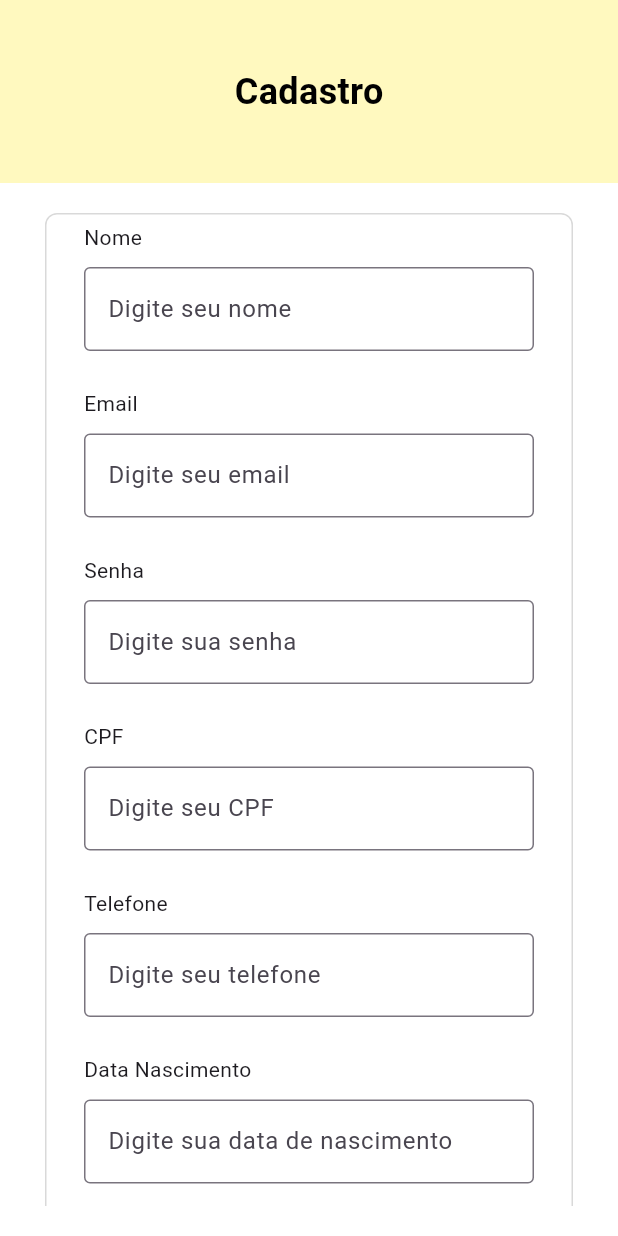
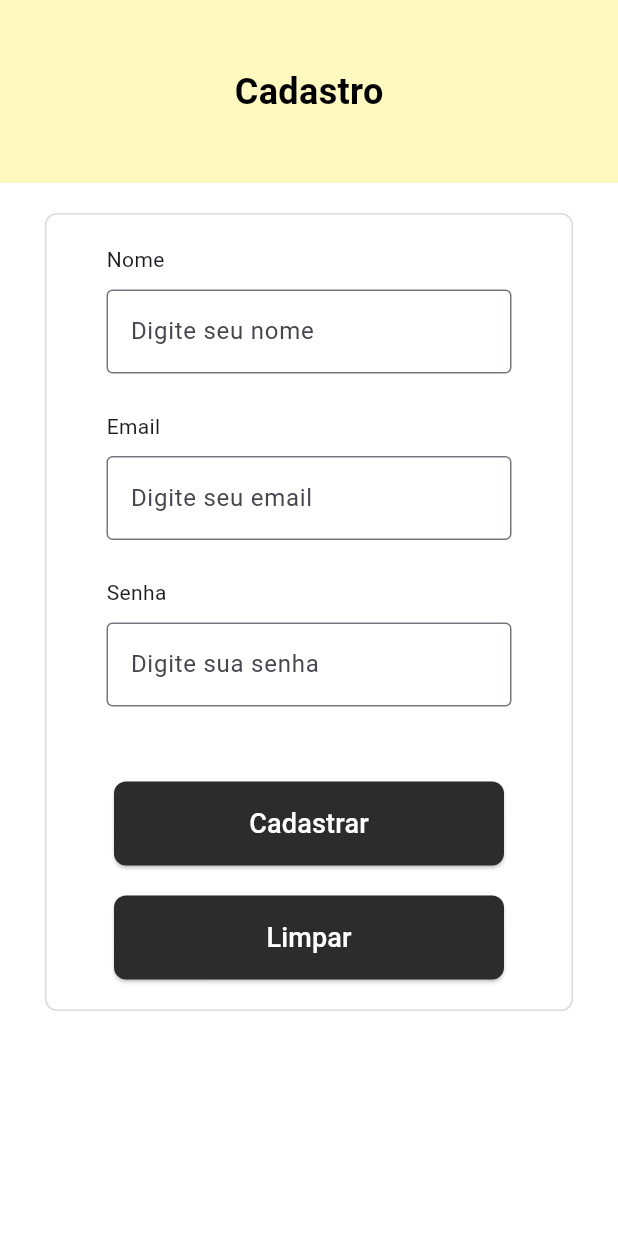
Before and after one commit to zhant-s-team/mobile, a Flutter app: the CadastroScreen screen opened directly, on a phone screen of 412 x 824 dp. Run offline on Flutter 3.47's test engine with Material 3 defaults, Android fonts, the phone set to English and light mode, and no system bars; our stand-ins replace shared_preferences; accounts and stored records are empty.

Commit message:
Correções!

```diff
--- a/lib/views/app_alterar_senha.dart
+++ b/lib/views/app_alterar_senha.dart
@@ -52,7 +52,7 @@ class HomeScreen extends StatelessWidget {
 
                   Padding(
                     padding: EdgeInsets.only(left: 25, right: 25, top: 5, bottom: 10),
-                    child: Text('Email'),
+                    child: Text('Senha Atual'),
                   ),
                   Padding(
                     padding: EdgeInsets.symmetric(horizontal: 25),
@@ -70,7 +70,7 @@ class HomeScreen extends StatelessWidget {
 
                   Padding(
                     padding: EdgeInsets.only(left: 25, right: 25, top: 25, bottom: 10),
-                    child: Text('Confirmar Email'),
+                    child: Text('Nova Senha'),
                   ),
 
                   Padding(
--- a/lib/views/app_cadastro.dart
+++ b/lib/views/app_cadastro.dart
@@ -20,7 +20,7 @@ class CadastroScreen extends StatelessWidget {
               ),
               borderRadius: BorderRadius.circular(8),
             ),
-            padding: const EdgeInsets.all(5.0),
+            padding: const EdgeInsets.all(20.0),
             child: Column(
               crossAxisAlignment: CrossAxisAlignment.start,
               children: [
@@ -71,120 +71,7 @@ class CadastroScreen extends StatelessWidget {
                     ),
                   ),
                 ),
-                SizedBox(height: 25),
-
-
-                Padding(
-                  padding: const EdgeInsets.only(bottom: 10.0, left: 20.0),
-                  child: Text('CPF'),
-                ),
-                Padding(
-                  padding: const EdgeInsets.symmetric(horizontal: 20.0),
-                  child: TextField(
-                    decoration: InputDecoration(
-                      border: OutlineInputBorder(),
-                      hintText: 'Digite seu CPF',
-                    ),
-                  ),
-                ),
-                SizedBox(height: 25),
-
-
-                Padding(
-                  padding: const EdgeInsets.only(bottom: 10.0, left: 20.0),
-                  child: Text('Telefone'),
-                ),
-                Padding(
-                  padding: const EdgeInsets.symmetric(horizontal: 20.0),
-                  child: TextField(
-                    decoration: InputDecoration(
-                      border: OutlineInputBorder(),
-                      hintText: 'Digite seu telefone',
-                    ),
-                  ),
-                ),
-                SizedBox(height: 25),
-
-
-                Padding(
-                  padding: const EdgeInsets.only(bottom: 10.0, left: 20.0),
-                  child: Text('Data Nascimento'),
-                ),
-                Padding(
-                  padding: const EdgeInsets.symmetric(horizontal: 20.0),
-                  child: TextField(
-                    decoration: InputDecoration(
-                      border: OutlineInputBorder(),
-                      hintText: 'Digite sua data de nascimento',
-                    ),
-                  ),
-                ),
-                SizedBox(height: 25),
-
-
-                Padding(
-                  padding: const EdgeInsets.only(bottom: 10.0, left: 20.0),
-                  child: Text('CEP'),
-                ),
-                Padding(
-                  padding: const EdgeInsets.symmetric(horizontal: 20.0),
-                  child: TextField(
-                    decoration: InputDecoration(
-                      border: OutlineInputBorder(),
-                      hintText: 'Digite seu CEP',
-                    ),
-                  ),
-                ),
-                SizedBox(height: 25),
-
-
-                Padding(
-                  padding: const EdgeInsets.only(bottom: 10.0, left: 20.0),
-                  child: Text('Estado'),
-                ),
-                Padding(
-                  padding: const EdgeInsets.symmetric(horizontal: 20.0),
-                  child: TextField(
-                    decoration: InputDecoration(
-                      border: OutlineInputBorder(),
-                      hintText: 'Digite seu estado',
-                    ),
-                  ),
-                ),
-                SizedBox(height: 25),
-
-
-                Padding(
-                  padding: const EdgeInsets.only(bottom: 10.0, left: 20.0),
-                  child: Text('Bairro'),
-                ),
-                Padding(
-                  padding: const EdgeInsets.symmetric(horizontal: 20.0),
-                  child: TextField(
-                    decoration: InputDecoration(
-                      border: OutlineInputBorder(),
-                      hintText: 'Digite seu bairro',
-                    ),
-                  ),
-                ),
-                SizedBox(height: 25),
-
-
-                Padding(
-                  padding: const EdgeInsets.only(bottom: 10.0, left: 20.0),
-                  child: Text('Rua'),
-                ),
-                Padding(
-                  padding: const EdgeInsets.symmetric(horizontal: 20.0),
-                  child: TextField(
-                    decoration: InputDecoration(
-                      border: OutlineInputBorder(),
-                      hintText: 'Digite sua rua',
-                    ),
-                  ),
-                ),
-                SizedBox(height: 25),
-
+                SizedBox(height: 50),
 
                 Padding(
                     padding: EdgeInsets.symmetric(horizontal: 25),
@@ -215,7 +102,7 @@ class CadastroScreen extends StatelessWidget {
                     ),
                   ),
 
-                SizedBox(height: 10),
+                SizedBox(height: 20),
 
 
                 Padding(
```
